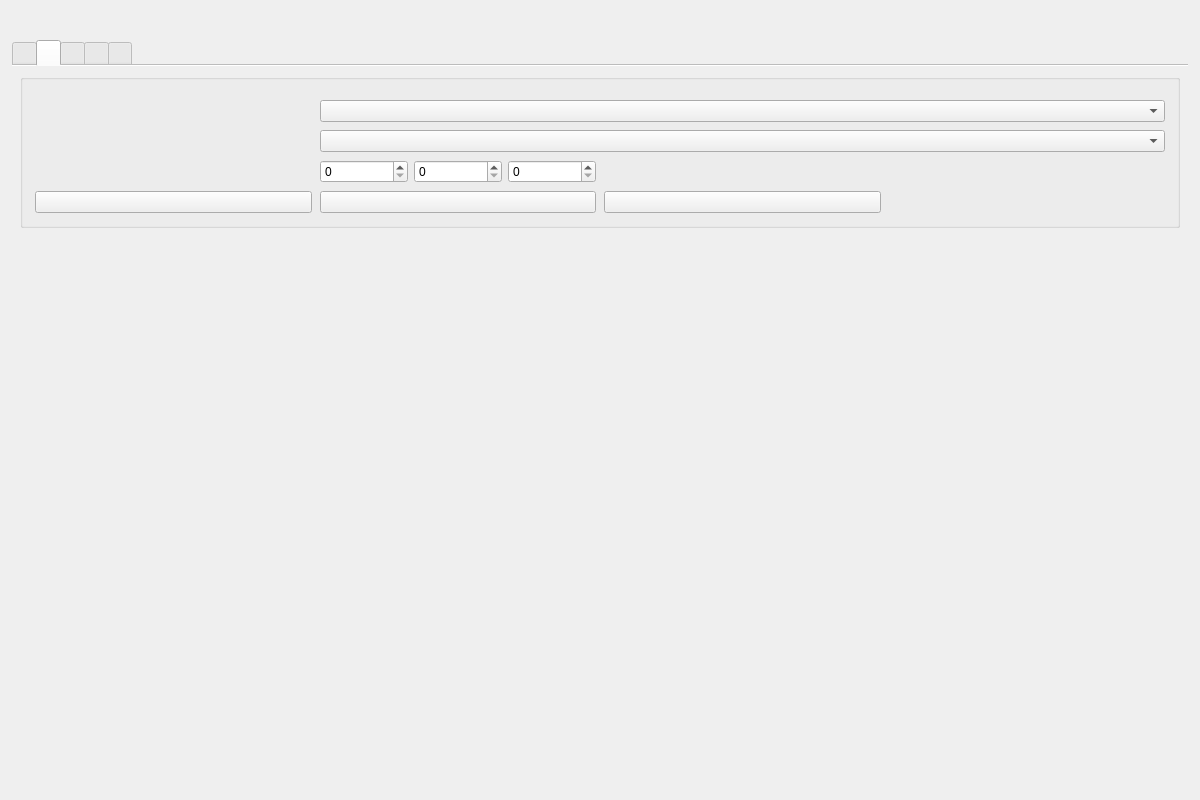
This is frontend/front.ui in TigranYavroyan/GreenHouse_Application as Qt 5 draws it before an edit. The edited form follows.
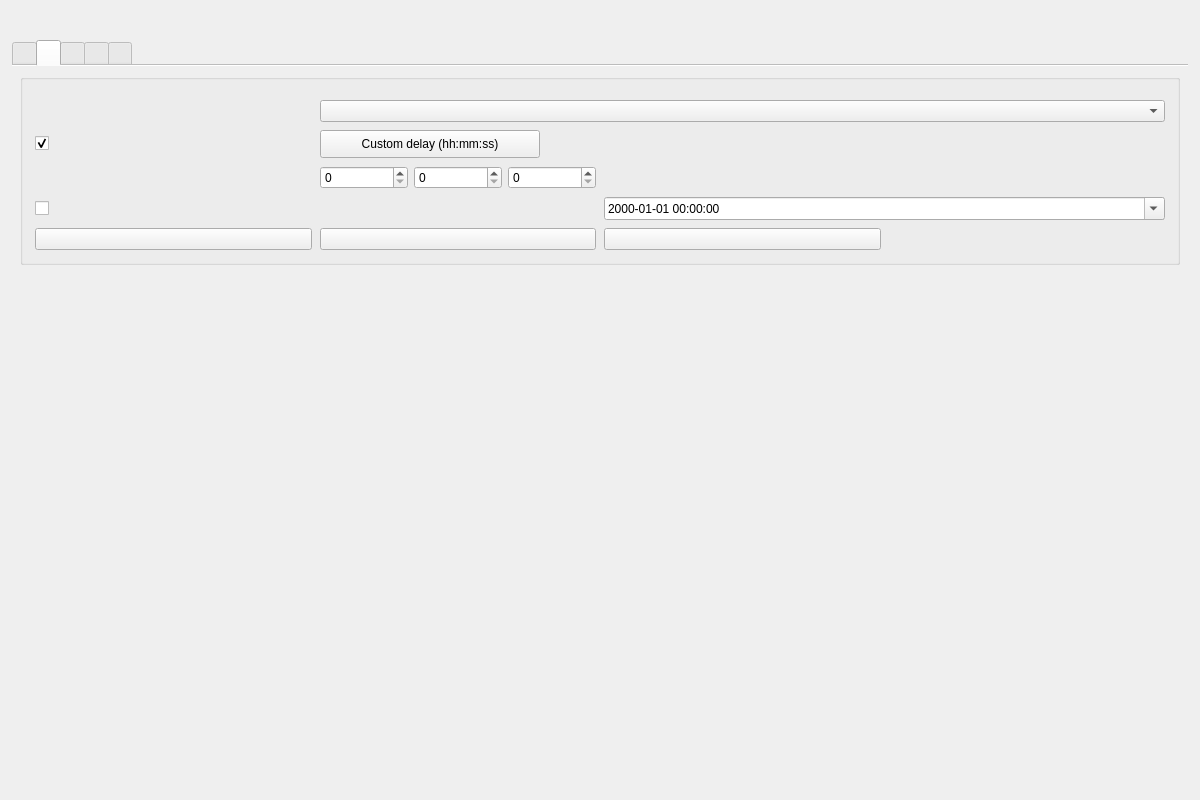
This is the edited form. The open tabs and pages were chosen to show the change.

The edit to the form file:
```diff
--- a/frontend/front.ui
+++ b/frontend/front.ui
@@ -712,14 +712,33 @@
             <widget class="QComboBox" name="scheduleTargetCombo"/>
            </item>
            <item row="1" column="0">
-            <widget class="QLabel" name="scheduleDelayLabel">
+            <widget class="QCheckBox" name="scheduleDelayCheck">
              <property name="text">
               <string></string>
              </property>
+             <property name="checked">
+              <bool>true</bool>
+             </property>
             </widget>
            </item>
            <item row="1" column="1" colspan="3">
-            <widget class="QComboBox" name="scheduleDelayPresetCombo"/>
+            <widget class="QToolButton" name="scheduleDelayPresetButton">
+             <property name="text">
+              <string>Custom delay (hh:mm:ss)</string>
+             </property>
+             <property name="popupMode">
+              <enum>QToolButton::InstantPopup</enum>
+             </property>
+             <property name="toolButtonStyle">
+              <enum>Qt::ToolButtonTextOnly</enum>
+             </property>
+             <property name="minimumSize">
+              <size>
+               <width>220</width>
+               <height>28</height>
+              </size>
+             </property>
+            </widget>
            </item>
            <item row="2" column="0">
             <widget class="QLabel" name="scheduleCustomDelayLabel">
@@ -793,28 +812,54 @@
              </property>
             </widget>
            </item>
-           <item row="3" column="0">
+           <item row="3" column="0" colspan="2">
+            <widget class="QCheckBox" name="scheduleFixedTimeCheck">
+             <property name="text">
+              <string></string>
+             </property>
+             <property name="checked">
+              <bool>false</bool>
+             </property>
+            </widget>
+           </item>
+           <item row="3" column="2" colspan="2">
+            <widget class="QDateTimeEdit" name="scheduleRunAtDateTime">
+             <property name="calendarPopup">
+              <bool>true</bool>
+             </property>
+             <property name="displayFormat">
+              <string>yyyy-MM-dd HH:mm:ss</string>
+             </property>
+             <property name="minimumSize">
+              <size>
+               <width>220</width>
+               <height>0</height>
+              </size>
+             </property>
+            </widget>
+           </item>
+           <item row="4" column="0">
             <widget class="QPushButton" name="scheduleTaskButton">
              <property name="text">
               <string></string>
              </property>
             </widget>
            </item>
-           <item row="3" column="1">
+           <item row="4" column="1">
             <widget class="QPushButton" name="cancelScheduledButton">
              <property name="text">
               <string></string>
              </property>
             </widget>
            </item>
-           <item row="3" column="2">
+           <item row="4" column="2">
             <widget class="QPushButton" name="clearScheduledButton">
              <property name="text">
               <string></string>
              </property>
             </widget>
            </item>
-           <item row="3" column="3">
+           <item row="4" column="3">
             <widget class="QLabel" name="scheduleCurrentTimeLabel">
              <property name="text">
               <string></string>
```
Left out of the diff: 99 changed lines with no effect on the pictures.
